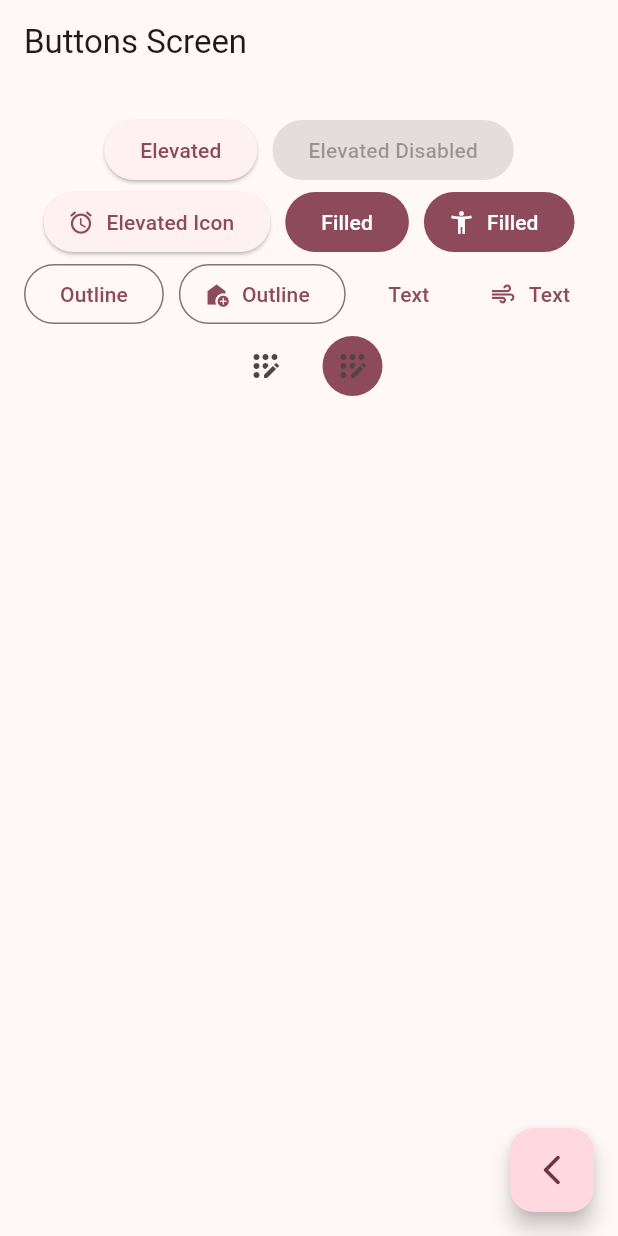
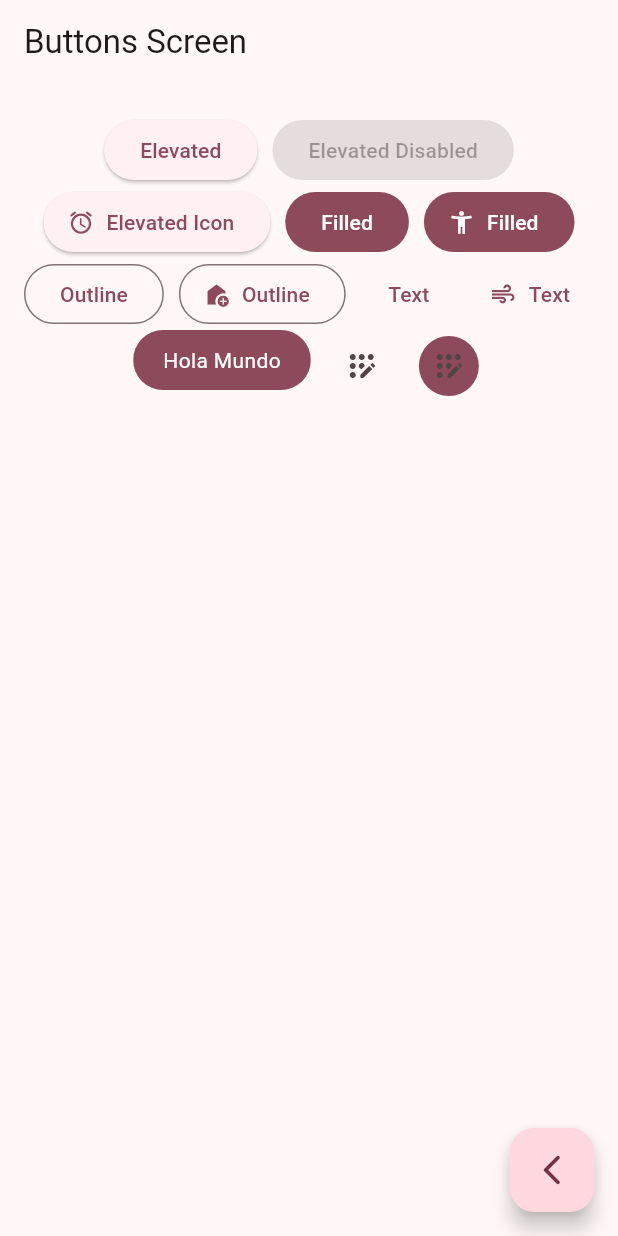
Before and after one commit to Sloot04/widgets_app, a Flutter app: the ButtonsScreen screen opened by its route, on a phone screen of 412 x 824 dp. Run offline on Flutter 3.47's test engine with Material 2 defaults, Android fonts, the phone set to English and light mode, and no system bars; our stand-ins replace go_router.

Commit message:
custom buttom

```diff
--- a/lib/presentation/screens/buttons/buttons_screen.dart
+++ b/lib/presentation/screens/buttons/buttons_screen.dart
@@ -62,17 +62,45 @@ class _ButtonsView extends StatelessWidget {
               label: const Text('Text'),
               icon: const Icon(Icons.air_outlined),
             ),
+            const CustomButton(),
             IconButton(
                 onPressed: () {},
                 icon: const Icon(Icons.app_registration_rounded)),
-                IconButton(
-                onPressed: () {},
-                icon: const Icon(Icons.app_registration_rounded), style: ButtonStyle(
-                  backgroundColor: MaterialStatePropertyAll(colors.primary),
-                ),),
+            IconButton(
+              onPressed: () {},
+              icon: const Icon(Icons.app_registration_rounded),
+              style: ButtonStyle(
+                backgroundColor: MaterialStatePropertyAll(colors.primary),
+              ),
+            ),
           ],
         ),
       ),
     );
   }
 }
+
+class CustomButton extends StatelessWidget {
+  const CustomButton({super.key});
+
+  @override
+  Widget build(BuildContext context) {
+    final colors = Theme.of(context).colorScheme;
+
+    return ClipRRect(
+      borderRadius: BorderRadius.circular(20),
+      child: Material(
+        color: colors.primary,
+        child: InkWell(
+          onTap: () {},
+          child: const Padding(
+              padding: EdgeInsets.symmetric(horizontal: 20, vertical: 10),
+              child: Text(
+                'Hola Mundo',
+                style: TextStyle(color: Colors.white),
+              )),
+        ),
+      ),
+    );
+  }
+}
```
